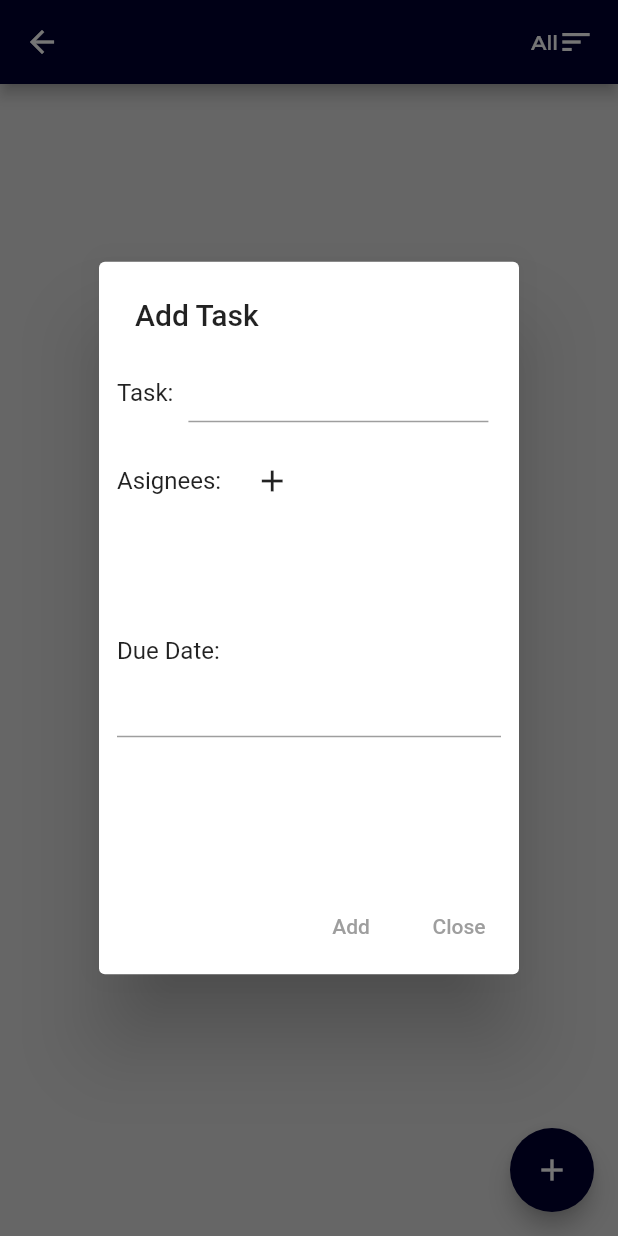
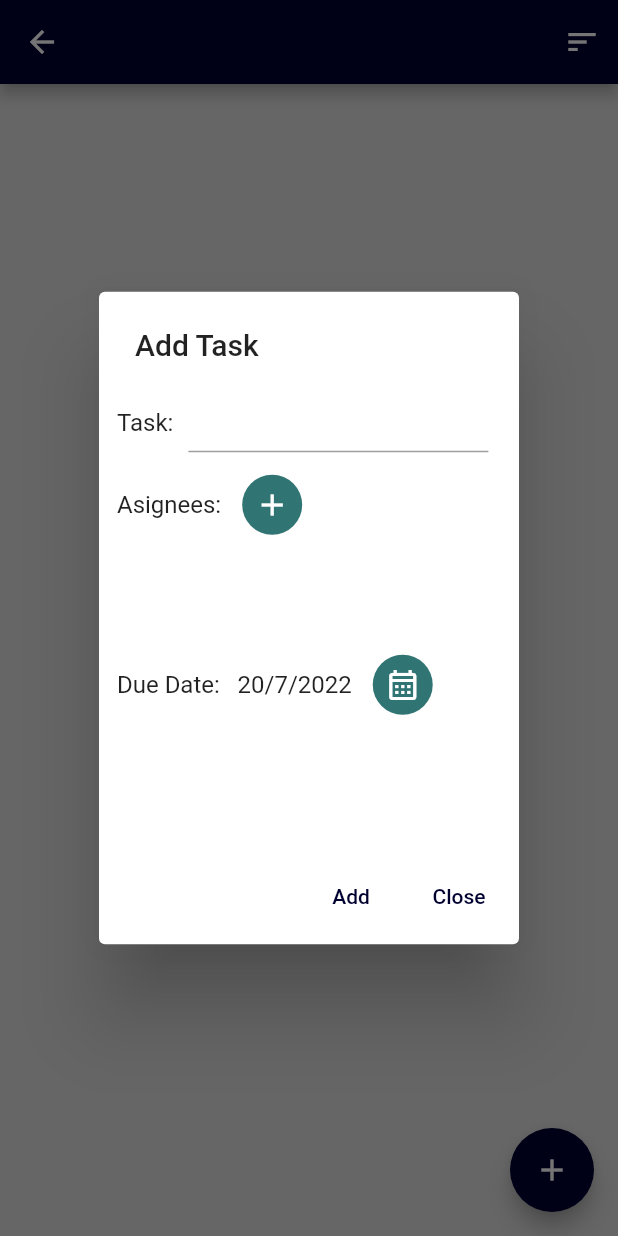
Before and after one commit to Rian55/report_app, a Flutter app: the trello_board screen opened directly, after a tap on the "add" icon, on a phone screen of 412 x 824 dp. Run offline on Flutter 3.47's test engine with Material 2 defaults, Android fonts, the phone set to English and light mode, and no system bars; drawn by our look-alikes of datetime_picker_formfield; our stand-ins replace cloud_firestore, firebase_core; accounts and stored records are empty.

```diff
--- a/lib/screens/board.dart
+++ b/lib/screens/board.dart
@@ -1,6 +1,5 @@
 import 'package:cloud_firestore/cloud_firestore.dart';
 import 'package:flutter/material.dart';
-import 'package:datetime_picker_formfield/datetime_picker_formfield.dart';
 import 'package:intl/intl.dart';
 
 import '../widgets/member_list.dart';
@@ -52,7 +51,18 @@ class _trello_board extends State<trello_board> {
           titleTextStyle: const TextStyle(color: Colors.white, fontSize: 21),
         title: Text(widget.name),
         actions: [
-          ElevatedButton(
+          PopupMenuButton(
+            itemBuilder: (BuildContext context){
+              return get_menu();
+          },
+            onSelected: (choice){
+              current_list = choice.toString();
+              setState(() {});
+            },
+            color: Color(0xFF307473),
+            icon: const Icon(Icons.sort, color: Colors.white),
+          ),
+          /*ElevatedButton(
             ///TODO:: remove elevation after pressing button
             onPressed: (){},
             style: ElevatedButton.styleFrom(elevation: 0, primary: const Color(0xFF000030)),
@@ -73,7 +83,7 @@ class _trello_board extends State<trello_board> {
                 },
               ),
             ),
-        ),
+        ),*/
         ]
       ),
       body: Column(
@@ -87,6 +97,9 @@ class _trello_board extends State<trello_board> {
               itemCount: _tasks.length,
               shrinkWrap: true,
               itemBuilder: (context, int index){
+                if(_tasks[index].removed) {
+                  return const SizedBox();
+                }
                 if(current_member != "all" || current_list != "All") {
                   if(current_member == "all" && _tasks[index].list == current_list) {
                     return _tasks[index];
@@ -112,13 +125,22 @@ class _trello_board extends State<trello_board> {
     );
   }
 
+  void refresh(){
+    setState(() {
+    });
+  }
+
   Future getTasks() async{
     if(_tasks.isEmpty) {
       var data = await FirebaseFirestore.instance
           .collection('tasks')
           .where("Board", isEqualTo: widget.name)
           .get();
-      _tasks = List.from(data.docs.map((doc) => trello_card.fromSnapshot(doc)));
+      _tasks = List.from(data.docs.map((doc){
+        trello_card newCard = trello_card.fromSnapshot(doc);
+        newCard.setRefreshBoard(refresh);
+        return newCard;
+      }));
     }
     setState((){});
   }
@@ -134,11 +156,11 @@ class _trello_board extends State<trello_board> {
     return rtrn;
   }
 
-  List<DropdownMenuItem<String>> get_menu() {
-    List<DropdownMenuItem<String>> rtrn = [];
-    rtrn.add(const DropdownMenuItem(value: "All",child: Text("All"),));
+  List<PopupMenuItem<String>> get_menu() {
+    List<PopupMenuItem<String>> rtrn = [];
+    rtrn.add(const PopupMenuItem(value: "All",child: Text("All"),));
     for(var i in widget.lists) {
-      rtrn.add(DropdownMenuItem(value: i,child: Text(i),));
+      rtrn.add(PopupMenuItem(value: i,child: Text(i),));
     }
     return rtrn;
   }
@@ -154,9 +176,10 @@ class _trello_board extends State<trello_board> {
   }
 
   void add_card_dialog(BuildContext context){
-    String title;
+    String title = "";
     List<dynamic> members = [];
-    List<String> dueDate;
+    DateTime dueDate = DateTime.now();
+    final format = DateFormat("yyyy-MM-dd");
 
     showDialog(context: context, builder:(BuildContext context){
       return StatefulBuilder(
@@ -164,8 +187,9 @@ class _trello_board extends State<trello_board> {
           return AlertDialog(
             contentPadding: const EdgeInsets.fromLTRB(12.0, 20.0, 12.0, 24.0),
             title: const Text("Add Task"),
-            content: SizedBox(
-              height: 320,
+            content: SingleChildScrollView(
+              child: SizedBox(
+                height: 280,
                 child: Column(
                   children: [
                     Row(
@@ -177,16 +201,22 @@ class _trello_board extends State<trello_board> {
                           height: 40,
                           child: TextField(
                             onChanged: (text){title = text;},
+
                           ),
                         ),
                     ]
                     ),
+
                     const SizedBox(height: 15,),
+
                     Row(
                       children: [
                         const Text("Asignees:"),
                         const SizedBox(width:10),
-                      PopupMenuButton(itemBuilder: (BuildContext context){
+                        Container(
+                          height: 40,
+                          decoration: BoxDecoration(shape: BoxShape.circle, color: Color(0xFF307473)),
+                          child: PopupMenuButton(itemBuilder: (BuildContext context){
                             return widget.members.map((choice) {
                               return PopupMenuItem(value: choice.toString(),child: Text(choice.toString()),);
                             }).toList();
@@ -194,28 +224,92 @@ class _trello_board extends State<trello_board> {
                             onSelected: (choice){
                               if(!members.contains(choice)) {
                                   members.add(choice);
-                              setState(() {});
                               }else{
                                 members.remove(choice);
                               }
+                              setState(() {});
                               },
-                        icon: const Icon(Icons.add),
+                            icon: const Icon(Icons.add, color: Colors.white,),
+                          ),
                         )
                       ],
                     ),
+
                     const SizedBox(height: 15,),
+
                     SizedBox(
                       height: 45,
                       child: member_list(function: null, SIZE: 20, members: members),
                     ),
+
                     const SizedBox(height: 20,),
-                  BasicDateTimeField(),
+
+                    Row(
+                      mainAxisAlignment: MainAxisAlignment.start,
+                      children: <Widget>[
+                        const Text('Due Date:   '),
+                        Text("${dueDate.day}/${dueDate.month}/${dueDate.year}"),
+                        const SizedBox(width:10),
+                        Container(
+                          height: 40,
+                          decoration: BoxDecoration(shape: BoxShape.circle, color: Color(0xFF307473)),
+                          child: IconButton(
+                            onPressed: () async{
+                              DateTime? currentValue;
+                              currentValue = await showDatePicker(
+                                  context: context,
+                                  firstDate: DateTime(1900),
+                                  initialDate: currentValue ?? DateTime.now(),
+                                  lastDate: DateTime(2100),
+                                builder: (context, child) {
+                                  return Theme(
+                                    data: Theme.of(context).copyWith(
+                                      colorScheme: const ColorScheme.light(
+                                        primary: Color(0xFF000030), // <-- SEE HERE
+                                        onPrimary: Colors.white, // <-- SEE HERE
+                                        onSurface: Colors.black, // <-- SEE HERE
+                                      ),
+                                      textButtonTheme: TextButtonThemeData(
+                                        style: TextButton.styleFrom(
+                                          primary: Color(0xFF000030), // button text color
+                                        ),
+                                      ),
+                                    ),
+                                    child: child!,
+                                  );
+                                },
+                              );
+                              dueDate = currentValue!;
+                              setState((){});
+                            },
+                            icon: Icon(Icons.calendar_month_outlined, color: Colors.white,)
+                          ),
+                        ),
+                      ],
+                    )
                   ],
                 ),
               ),
+            ),
             actions: <Widget>[
-              TextButton(onPressed: (){Navigator.of(context).pop();}, child: const Text("Add")),
-              TextButton(onPressed: (){Navigator.of(context).pop();}, child: const Text("Close")),
+              TextButton(onPressed: (){
+                if(title != "") {
+                  trello_card newTask = trello_card();
+                  newTask.dueDate = dueDate.toString();
+                  newTask.title = title;
+                  newTask.members = members;
+                  newTask.list = "Yapılması Gerekenler";
+                  newTask.createdDate = Timestamp.fromDate(DateTime.now());
+                  newTask.board = widget.name;
+                  _tasks.add(newTask);
+                  refresh();
+                  Navigator.of(context).pop();
+                } else{
+                }
+                },
+                  child: const Text("Add", style: TextStyle(color: Color(0xFF000030)),)),
+              TextButton(onPressed: (){Navigator.of(context).pop();},
+                  child: const Text("Close", style: TextStyle(color: Color(0xFF000030)),)),
             ],
           );
         }
@@ -225,30 +319,3 @@ class _trello_board extends State<trello_board> {
   }
 
 }
-class BasicDateTimeField extends StatelessWidget {
-  final format = DateFormat("yyyy-MM-dd");
-
-  BasicDateTimeField({Key? key}) : super(key: key);
-
-  @override
-  Widget build(BuildContext context) {
-    return Column(
-      crossAxisAlignment: CrossAxisAlignment.start,
-      children: <Widget>[
-      const Text('Due Date:'),
-      DateTimeField(
-        format: format,
-        onShowPicker: (context, currentValue) async {
-          final date = await showDatePicker(
-              context: context,
-              firstDate: DateTime(1900),
-              initialDate: currentValue ?? DateTime.now(),
-              lastDate: DateTime(2100)
-          );
-          return currentValue;
-        },
-      ),
-    ],
-    );
-  }
-}
--- a/pubspec.yaml
+++ b/pubspec.yaml
@@ -39,6 +39,7 @@ dependencies:
   firebase_auth: ^3.3.20
   cloud_firestore: ^3.1.18
   datetime_picker_formfield: ^2.0.0
+  fluttertoast: ^8.0.9
 
 dev_dependencies:
   flutter_test:
```
Also changed, not shown: lib/widgets/trello_card.dart (+12 -4 lines), pubspec.lock. Lines whose indentation alone changed are shown as unchanged.
